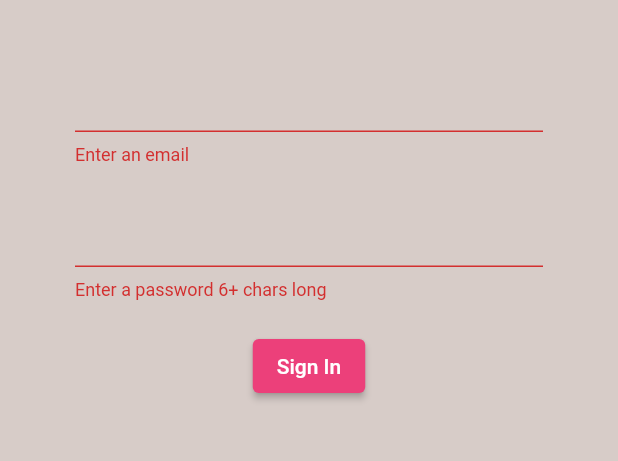
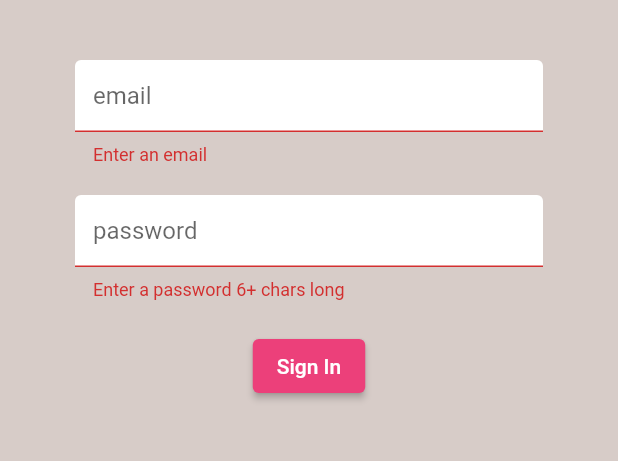
Before and after one commit to jananga99/Fluuter_Firebase_Authorization, a Flutter app: the screen it shows after launch, after a tap on "Sign In", on a phone screen of 412 x 824 dp, the part 84-545 px from its top. Run offline on Flutter 3.47's test engine with Material 2 defaults, Android fonts, the phone set to English and light mode, and no system bars; our stand-ins replace firebase_auth, firebase_core, flutter_spinkit; accounts and stored records are empty.

Commit message:
Loading screen added

```diff
--- a/lib/screens/authenticate/register.dart
+++ b/lib/screens/authenticate/register.dart
@@ -1,4 +1,6 @@
 import 'package:fire/services/auth.dart';
+import 'package:fire/shared/constants.dart';
+import 'package:fire/shared/loading.dart';
 import 'package:flutter/material.dart';
 
 class Register extends StatefulWidget {
@@ -15,6 +17,7 @@ class _RegisterState extends State<Register> {
   final AuthService _auth = AuthService();
   final _formKey = GlobalKey<FormState>();
   String error = '';
+  bool loading = false;
 
   // text field state
   String email = '';
@@ -22,7 +25,7 @@ class _RegisterState extends State<Register> {
 
   @override
   Widget build(BuildContext context) {
-    return Scaffold(
+    return loading ? Loading() : Scaffold(
       backgroundColor: Colors.brown[100],
       appBar: AppBar(
         backgroundColor: Colors.brown[400],
@@ -44,6 +47,7 @@ class _RegisterState extends State<Register> {
             children: <Widget>[
               SizedBox(height: 20.0),
               TextFormField(
+                decoration: textInputDecoration.copyWith(hintText: 'email'),
                 validator: (val) => val!.isEmpty ? 'Enter an email' : null,
                 onChanged: (val) {
                   setState(() => email = val);
@@ -51,6 +55,7 @@ class _RegisterState extends State<Register> {
               ),
               SizedBox(height: 20.0),
               TextFormField(
+                decoration: textInputDecoration.copyWith(hintText: 'password'),
                 validator: (val) => val!.length < 6 ? 'Enter a password 6+ chars long' : null,
                 obscureText: true,
                 onChanged: (val) {
@@ -68,9 +73,11 @@ class _RegisterState extends State<Register> {
                   ),
                   onPressed: () async {
                     if(_formKey.currentState!.validate()){
+                      setState(() => loading = true);
                       dynamic result = await _auth.registerWithEmailAndPassword(email, password);
                       if(result == null) {
                         setState(() {
+                          loading = false;
                           error = 'Please supply a valid email';
                         });
                       }
--- a/lib/screens/authenticate/sign_in.dart
+++ b/lib/screens/authenticate/sign_in.dart
@@ -1,4 +1,6 @@
 import 'package:fire/services/auth.dart';
+import 'package:fire/shared/constants.dart';
+import 'package:fire/shared/loading.dart';
 import 'package:flutter/material.dart';
 
 class SignIn extends StatefulWidget {
@@ -15,6 +17,7 @@ class _SignInState extends State<SignIn> {
   final AuthService _auth = AuthService();
   final _formKey = GlobalKey<FormState>();
   String error = '';
+  bool loading = false;
 
   // text field state
   String email = '';
@@ -22,7 +25,7 @@ class _SignInState extends State<SignIn> {
 
   @override
   Widget build(BuildContext context) {
-    return Scaffold(
+    return loading ? Loading() : Scaffold(
       backgroundColor: Colors.brown[100],
       appBar: AppBar(
         backgroundColor: Colors.brown[400],
@@ -44,6 +47,7 @@ class _SignInState extends State<SignIn> {
             children: <Widget>[
               SizedBox(height: 20.0),
               TextFormField(
+                decoration: textInputDecoration.copyWith(hintText: 'email'),
                 validator: (val) => val!.isEmpty ? 'Enter an email' : null,
                 onChanged: (val) {
                   setState(() => email = val);
@@ -51,6 +55,7 @@ class _SignInState extends State<SignIn> {
               ),
               SizedBox(height: 20.0),
               TextFormField(
+                decoration: textInputDecoration.copyWith(hintText: 'password'),
                 validator: (val) => val!.length < 6 ? 'Enter a password 6+ chars long' : null,
                 obscureText: true,
                 onChanged: (val) {
@@ -68,9 +73,11 @@ class _SignInState extends State<SignIn> {
                   ),
                   onPressed: () async {
                     if(_formKey.currentState!.validate()){
+                      setState(() => loading = true);
                       dynamic result = await _auth.signInWithEmailAndPassword(email, password);
                       if(result == null) {
                         setState(() {
+                          loading = false;
                           error = 'Could not sign in with those credentials';
                         });
                       }
--- /dev/null
+++ b/lib/shared/constants.dart
@@ -0,0 +1,13 @@
+import 'package:flutter/material.dart';
+
+const textInputDecoration = InputDecoration(
+  fillColor: Colors.white,
+  filled: true,
+  contentPadding: EdgeInsets.all(12.0),
+  enabledBorder: OutlineInputBorder(
+    borderSide: BorderSide(color: Colors.white, width: 2.0),
+  ),
+  focusedBorder: OutlineInputBorder(
+    borderSide: BorderSide(color: Colors.pink, width: 2.0),
+  ),
+);
--- a/pubspec.yaml
+++ b/pubspec.yaml
@@ -37,6 +37,7 @@ dependencies:
   firebase_auth: ^3.6.1
   firebase_core: ^1.20.0
   provider: ^6.0.3
+  flutter_spinkit: ^5.1.0
 
 dev_dependencies:
   flutter_test:
```
Also changed, not shown: lib/shared/loading.dart (added, +17 -0 lines), pubspec.lock. Lines whose indentation alone changed are shown as unchanged.
